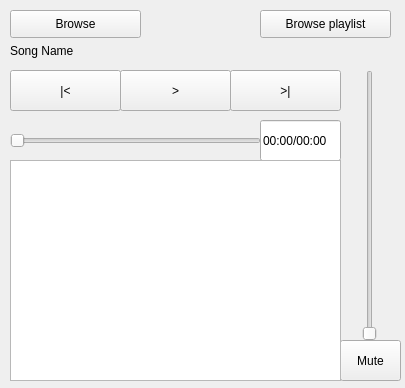
The window that Right_Player/rightplayer.ui (kiiint/RightPlayer) describes before a commit, drawn with Qt 5.
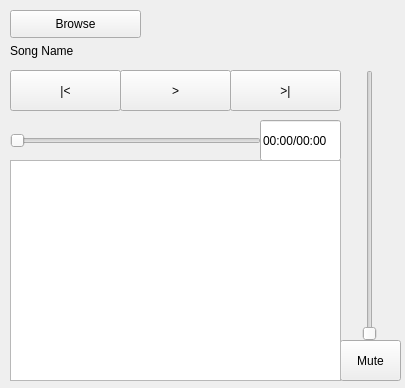
The same window after the commit.

Commit message: Added rewind function and timer

The edit to the form file:
```diff
--- a/Right_Player/rightplayer.ui
+++ b/Right_Player/rightplayer.ui
@@ -140,19 +140,6 @@
      <string>Mute</string>
     </property>
    </widget>
-   <widget class="QPushButton" name="openplaylist">
-    <property name="geometry">
-     <rect>
-      <x>260</x>
-      <y>10</y>
-      <width>131</width>
-      <height>28</height>
-     </rect>
-    </property>
-    <property name="text">
-     <string>Browse playlist</string>
-    </property>
-   </widget>
    <widget class="QListWidget" name="playlisttable">
     <property name="geometry">
      <rect>
```
The commit also changes 2 other files.
